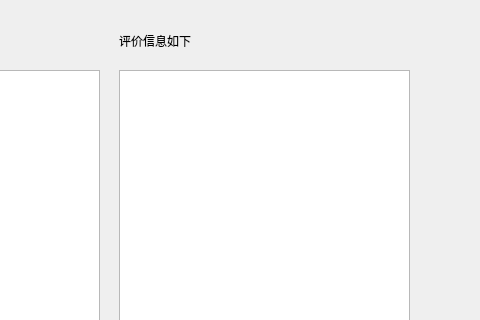
Qt form manager/dialog.ui (upcMvc/bank-queue-system) before a commit; both pictures show x 141 to 621 and y 0 to 320 of the 621 by 435 pixel window.
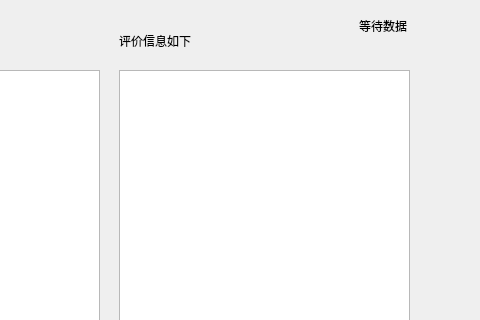
The same form after that commit.

Patch:
```diff
--- a/manager/dialog.ui
+++ b/manager/dialog.ui
@@ -105,6 +105,19 @@
     <string>Time:</string>
    </property>
   </widget>
+  <widget class="QLabel" name="label_5">
+   <property name="geometry">
+    <rect>
+     <x>500</x>
+     <y>10</y>
+     <width>91</width>
+     <height>31</height>
+    </rect>
+   </property>
+   <property name="text">
+    <string>等待数据</string>
+   </property>
+  </widget>
  </widget>
  <resources/>
  <connections/>
```
